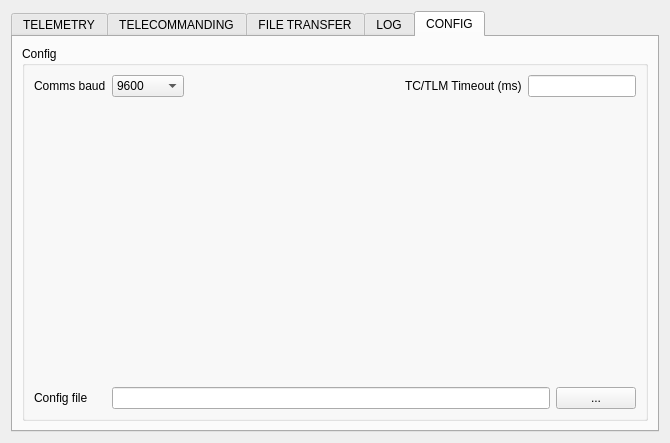
Old version of the form platform-comms-app.ui in the repository Open-Source-Satellite/Mercury-GS.
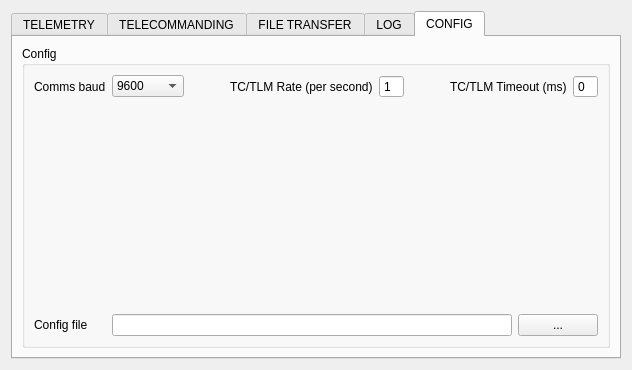
New version of the form. The open tabs and pages were chosen to show the change.

Commit message: Add Continuous, TC/TLM Rate Field in Config

The edit to the form file:
```diff
--- a/platform-comms-app.ui
+++ b/platform-comms-app.ui
@@ -2,14 +2,6 @@
 <ui version="4.0">
  <class>Form</class>
  <widget class="QWidget" name="Form">
-  <property name="geometry">
-   <rect>
-    <x>0</x>
-    <y>0</y>
-    <width>670</width>
-    <height>443</height>
-   </rect>
-  </property>
   <property name="windowTitle">
    <string>OSSAT Platform Computer Comms</string>
   </property>
@@ -722,6 +714,42 @@
                 </item>
                </widget>
               </item>
+              <item>
+               <spacer name="horizontalSpacer_5">
+                <property name="orientation">
+                 <enum>Qt::Horizontal</enum>
+                </property>
+                <property name="sizeHint" stdset="0">
+                 <size>
+                  <width>40</width>
+                  <height>20</height>
+                 </size>
+                </property>
+               </spacer>
+              </item>
+              <item>
+               <widget class="QLabel" name="labelTcTlmRate">
+                <property name="text">
+                 <string>TC/TLM Rate (per second)</string>
+                </property>
+               </widget>
+              </item>
+              <item>
+               <widget class="QSpinBox" name="spinBoxTcTlmRateValue">
+                <property name="sizePolicy">
+                 <sizepolicy hsizetype="Expanding" vsizetype="Fixed">
+                  <horstretch>0</horstretch>
+                  <verstretch>0</verstretch>
+                 </sizepolicy>
+                </property>
+                <property name="buttonSymbols">
+                 <enum>QAbstractSpinBox::NoButtons</enum>
+                </property>
+                <property name="value">
+                 <number>1</number>
+                </property>
+               </widget>
+              </item>
               <item>
                <spacer name="horizontalSpacer_4">
                 <property name="orientation">
@@ -743,33 +771,15 @@
                </widget>
               </item>
               <item>
-               <widget class="QLineEdit" name="lineEditTcTlmTimeOut">
+               <widget class="QSpinBox" name="spinBoxTcTlmTimeoutValue">
                 <property name="sizePolicy">
-                 <sizepolicy hsizetype="Preferred" vsizetype="Fixed">
+                 <sizepolicy hsizetype="Expanding" vsizetype="Fixed">
                   <horstretch>0</horstretch>
                   <verstretch>0</verstretch>
                  </sizepolicy>
                 </property>
-               </widget>
-              </item>
-             </layout>
-            </item>
-            <item row="2" column="0">
-             <widget class="QLabel" name="label_24">
-              <property name="text">
-               <string>Config file</string>
-              </property>
-             </widget>
-            </item>
-            <item row="2" column="1">
-             <layout class="QHBoxLayout" name="horizontalLayout_9" stretch="1,0">
-              <item>
-               <widget class="QLineEdit" name="lineEditConfigFilePath"/>
-              </item>
-              <item>
-               <widget class="QPushButton" name="pushButtonOpenConfigFilePath">
-                <property name="text">
-                 <string>...</string>
+                <property name="buttonSymbols">
+                 <enum>QAbstractSpinBox::NoButtons</enum>
                 </property>
                </widget>
               </item>
@@ -788,6 +798,27 @@
               </property>
              </spacer>
             </item>
+            <item row="2" column="0">
+             <widget class="QLabel" name="labelConfigFile">
+              <property name="text">
+               <string>Config file</string>
+              </property>
+             </widget>
+            </item>
+            <item row="2" column="1">
+             <layout class="QHBoxLayout" name="horizontalLayout_9" stretch="0,0">
+              <item>
+               <widget class="QLineEdit" name="lineEditConfigFilePath"/>
+              </item>
+              <item>
+               <widget class="QPushButton" name="pushButtonOpenConfigFilePath">
+                <property name="text">
+                 <string>...</string>
+                </property>
+               </widget>
+              </item>
+             </layout>
+            </item>
            </layout>
           </item>
          </layout>
```
Left out of the diff: 331 changed lines with no effect on the pictures. The commit also changes 21 other files.
